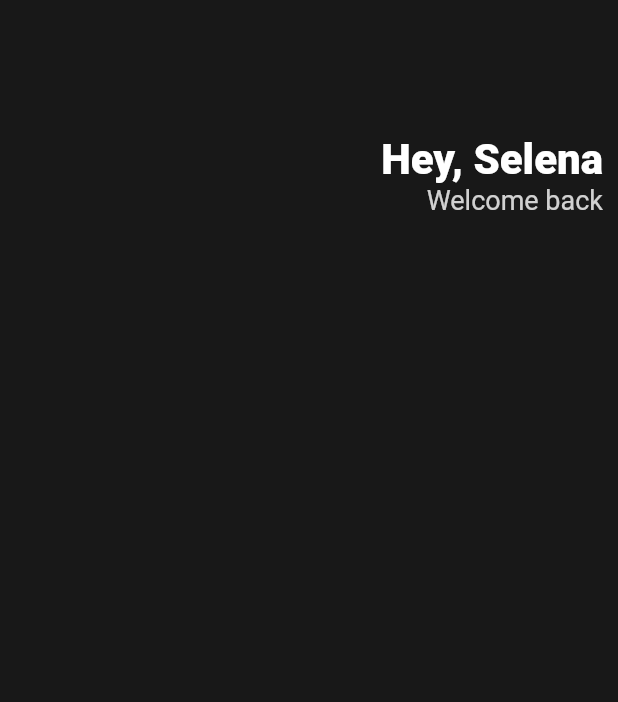
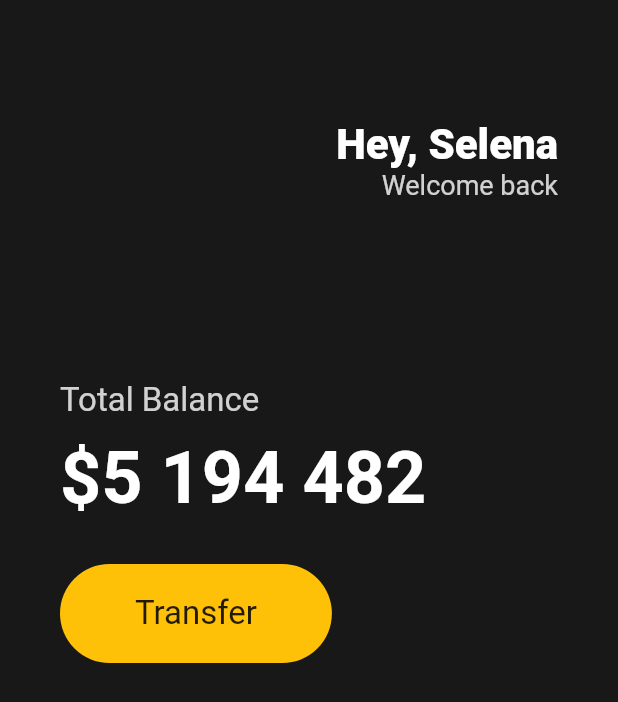
Before and after one commit to woajun/nomard_toolfix, a Flutter app: the screen it shows after launch, on a phone screen of 412 x 824 dp. Shown: the top 702 px of the screen. Run offline on Flutter 3.47's test engine with Material 2 defaults, Android fonts, the phone set to English and light mode, and no system bars.

Commit message:
add Total Balance

```diff
--- a/lib/main.dart
+++ b/lib/main.dart
@@ -11,8 +11,11 @@ class App extends StatelessWidget {
       home: Scaffold(
         backgroundColor: Color(0xFF181818),
         body: Padding(
-          padding: EdgeInsets.all(10),
+          padding: EdgeInsets.symmetric(
+            horizontal: 40,
+          ),
           child: Column(
+            crossAxisAlignment: CrossAxisAlignment.start,
             children: [
               SizedBox(
                 height: 80,
@@ -39,7 +42,45 @@ class App extends StatelessWidget {
                         ),
                       ),
                     ],
-                  )
+                  ),
+                ],
+              ),
+              SizedBox(
+                height: 120,
+              ),
+              Text(
+                'Total Balance',
+                style: TextStyle(
+                    fontSize: 22, color: Colors.white.withOpacity(0.8)),
+              ),
+              SizedBox(
+                height: 10,
+              ),
+              Text(
+                '\$5 194 482',
+                style: TextStyle(
+                    fontSize: 48,
+                    fontWeight: FontWeight.w600,
+                    color: Colors.white),
+              ),
+              SizedBox(
+                height: 30,
+              ),
+              Row(
+                children: [
+                  Container(
+                    decoration: BoxDecoration(
+                        color: Colors.amber,
+                        borderRadius: BorderRadius.circular(45)),
+                    child: Padding(
+                      padding:
+                          EdgeInsets.symmetric(horizontal: 50, vertical: 20),
+                      child: Text(
+                        "Transfer",
+                        style: TextStyle(fontSize: 22),
+                      ),
+                    ),
+                  ),
                 ],
               )
             ],
```
